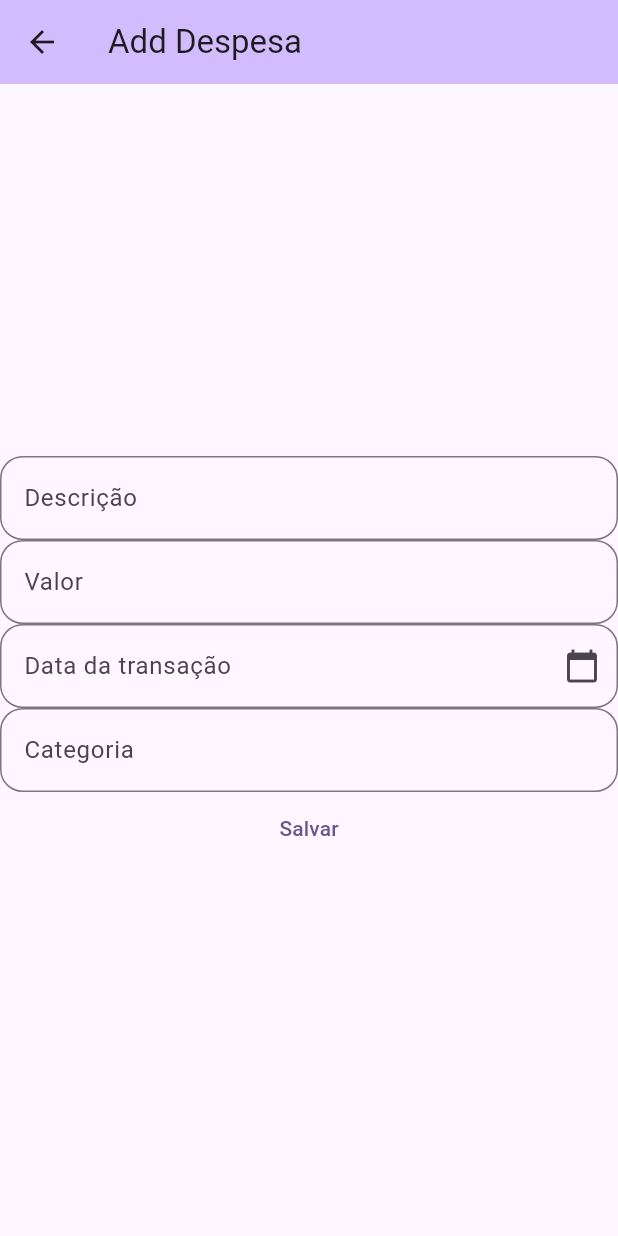
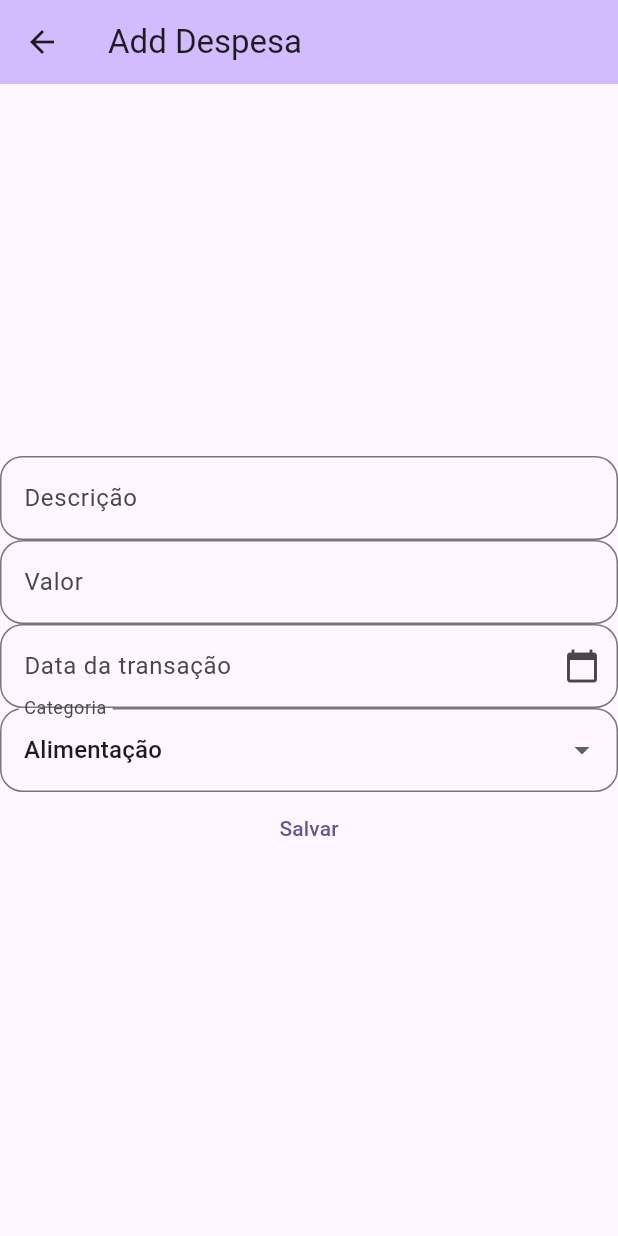
Before and after one commit to Camilaliol/wallet, a Flutter app: the AddDespesa screen opened directly, on a phone screen of 412 x 824 dp. Run offline on Flutter 3.47's test engine with Material 3 defaults, Android fonts, the phone set to English and light mode, and no system bars; our stand-ins replace currency_text_input_formatter.

Commit message:
2.0 Categoria de despesas

```diff
--- a/app/lib/paginas/add_despesa.dart
+++ b/app/lib/paginas/add_despesa.dart
@@ -41,8 +41,27 @@ class _AddDespesaState extends State<AddDespesa> {
     }
   }
 
-  // add Variaveis
-  final _categoria = TextEditingController();
+  //Add variaveis
+
+  //Criação da lista de Categorias
+  final List<String> _listaCategorias = [
+    'Alimentação',
+    'Transporte',
+    'Lazer',
+    'Moradia e Contas',
+    'Saúde',
+    'Educação',
+    'Outros',
+  ];
+  String? _categoriaSelecionada;
+
+  // ETAPA 2: Definindo o valor inicial assim que a tela abre
+  @override
+  void initState() {
+    super.initState();
+    // Pegamos a primeira palavra da lista ('Alimentação') e guardamos na seleção
+    _categoriaSelecionada = _listaCategorias.first;
+  }
 
   //add variaveis
   final _formatter = CurrencyTextInputFormatter.currency(
@@ -62,7 +81,8 @@ class _AddDespesaState extends State<AddDespesa> {
 
       'data': _data.text,
 
-      'categoria': _categoria.text,
+      'categoria':
+          _categoriaSelecionada, // envia para a parte pagina inicial a categoria que foi escolhida
 
       'tipos': 'despesa,',
     };
@@ -118,15 +138,33 @@ class _AddDespesaState extends State<AddDespesa> {
                 ),
                 onTap: () => _selecionarData(context),
               ),
-              TextField(
-                controller: _categoria, //chamando a variavel
-                decoration: InputDecoration(
+              DropdownButtonFormField<String>(
+                // Diz para o Flutter qual categoria deve aparecer desenhada primeiro
+                value: _categoriaSelecionada,
+
+                // Configura a borda arredondada e o texto igual ao seu TextField antigo
+                decoration: const InputDecoration(
                   border: OutlineInputBorder(
                     borderRadius: BorderRadius.all(Radius.circular(15)),
                   ),
                   labelText: 'Categoria',
                 ),
+                items: _listaCategorias.map(
+                  (String textoDaCategoria) {
+                    return DropdownMenuItem<String>(
+                      value: textoDaCategoria,
+                      child: Text(textoDaCategoria),
+                    );
+                  },
+                ).toList(), // Ele fecha a entrada de opções que ja estao prontas
+                //Onchanged ele roda toda vez que é escolida uma nova opção diferenre
+                onChanged: (String? novaOpcaoClicada) {
+                  setState(() {
+                    _categoriaSelecionada = novaOpcaoClicada;
+                  });
+                },
               ),
+
               TextButton(
                 onPressed: _salvar,
                 child: Text("Salvar"),
```
